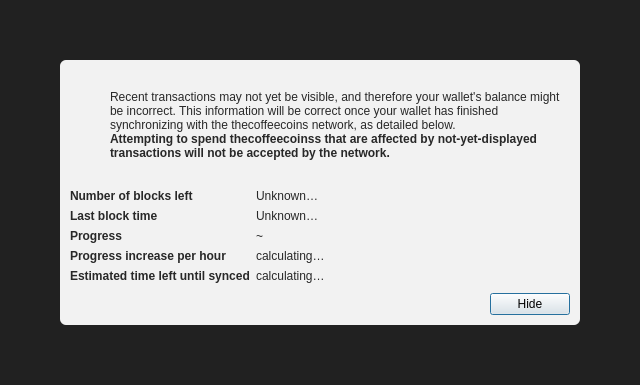
First picture: the form in src/qt/forms/modaloverlay.ui, repository TheCoffeeCoins/TheCoffeeCoins, before the edit.
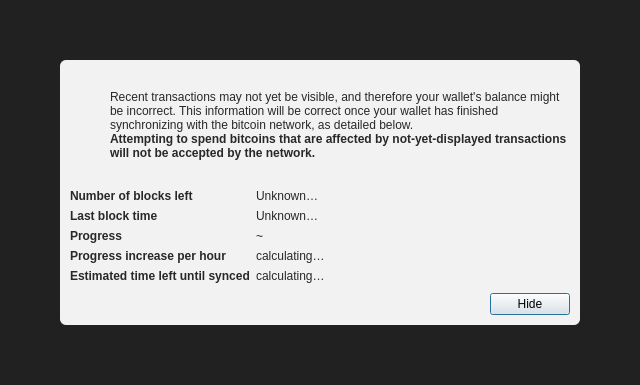
Second picture: the form after the edit. Icons and pictures are not drawn.

Commit message:
Revert "Bitcoin name to TheCoffeeCoins name"
This reverts commit 84f63a6be33610a26fde9b2ba03b085227ea57f5.

Patch:
```diff
--- a/src/qt/forms/modaloverlay.ui
+++ b/src/qt/forms/modaloverlay.ui
@@ -130,7 +130,7 @@
              <item>
               <widget class="QLabel" name="infoText">
                <property name="text">
-                <string>Recent transactions may not yet be visible, and therefore your wallet's balance might be incorrect. This information will be correct once your wallet has finished synchronizing with the thecoffeecoins network, as detailed below.</string>
+                <string>Recent transactions may not yet be visible, and therefore your wallet's balance might be incorrect. This information will be correct once your wallet has finished synchronizing with the bitcoin network, as detailed below.</string>
                </property>
                <property name="textFormat">
                 <enum>Qt::RichText</enum>
@@ -149,7 +149,7 @@
                 </font>
                </property>
                <property name="text">
-                <string>Attempting to spend thecoffeecoinss that are affected by not-yet-displayed transactions will not be accepted by the network.</string>
+                <string>Attempting to spend bitcoins that are affected by not-yet-displayed transactions will not be accepted by the network.</string>
                </property>
                <property name="textFormat">
                 <enum>Qt::RichText</enum>
```
The commit also changes 1213 other files.
